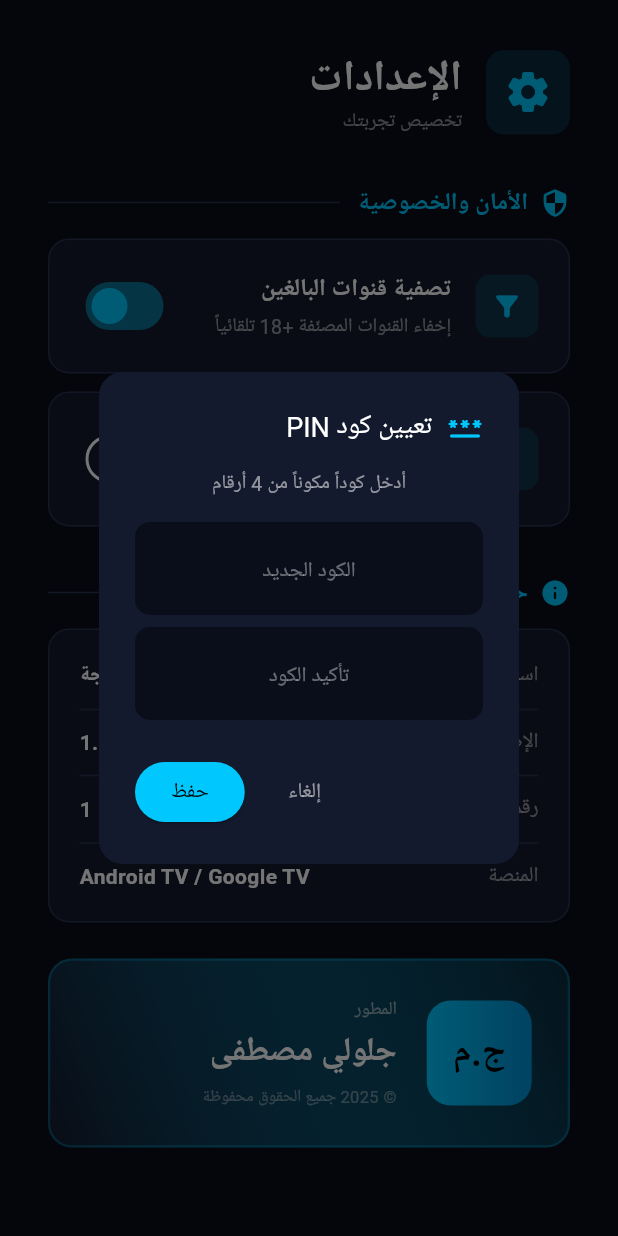
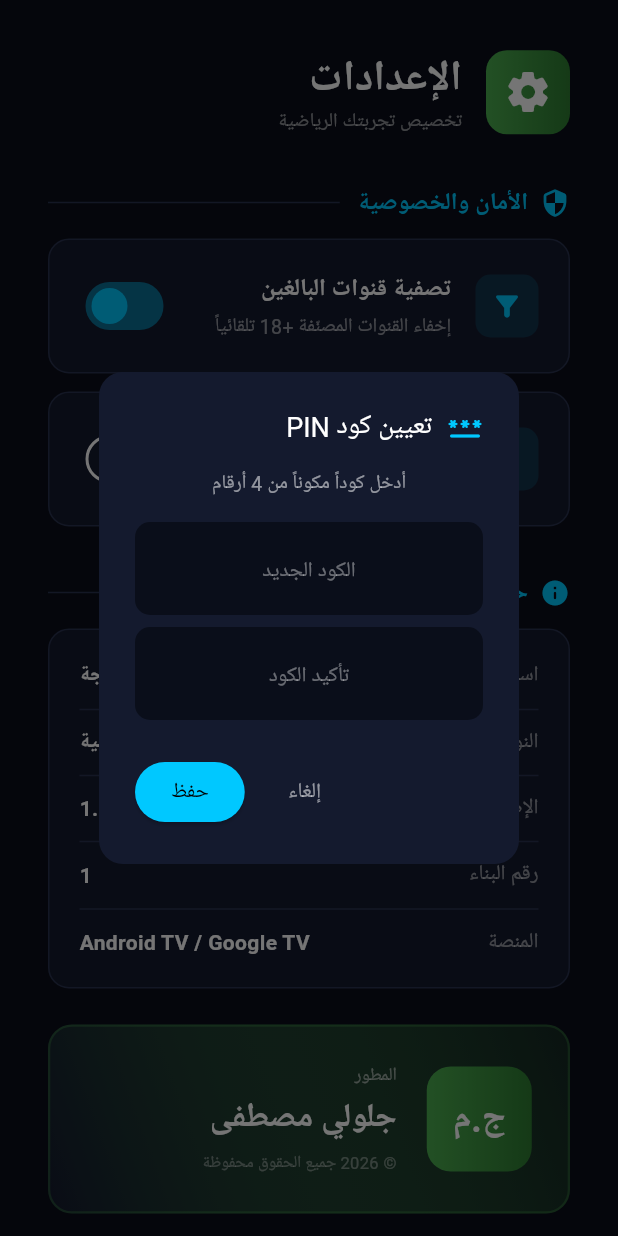
Before and after one commit to aarcmustafa/forja, a Flutter app: the SettingsScreen screen opened directly, after a tap on "تفعيل كود PIN", on a phone screen of 412 x 824 dp. Run offline on Flutter 3.47's test engine with Material 3 defaults, Android fonts, the phone set to English and light mode, and no system bars; our stand-ins replace dio, flutter_riverpod, hive_flutter, shared_preferences; missing offline and left inert: media_kit, media_kit_video; accounts and stored records are empty; network calls fail; Roboto replaces fonts that are missing (Cairo).

Commit message:
Update settings_screen.dart

```diff
--- a/client/lib/features/settings/settings_screen.dart
+++ b/client/lib/features/settings/settings_screen.dart
@@ -8,15 +8,16 @@ import 'package:shared_preferences/shared_preferences.dart';
 // ==========================================================
 class AppInfo {
   static const String appName = 'استيتن فرجة';
+  static const String appSubtitle = 'الرياضية';
   static const String version = '1.0.0';
   static const String buildNumber = '1';
   static const String developer = 'جلولي مصطفى';
   static const String platform = 'Android TV / Google TV';
-  static const String year = '2025';
+  static const String year = '2026';
 }
 
 // ==========================================================
-//  مزود الإعدادات
+//  حالة الإعدادات
 // ==========================================================
 class SettingsState {
   final bool filterAdult;
@@ -97,7 +98,7 @@ final settingsProvider =
   return SettingsNotifier();
 });
 
-/// دالة جاهزة لفحص البالغين
+/// دالة فحص البالغين
 bool isAdultContent(String name, String group) {
   final text = '${name.toLowerCase()} ${group.toLowerCase()}';
   const keywords = [
@@ -137,45 +138,8 @@ class _SettingsScreenState extends ConsumerState<SettingsScreen> {
             child: Column(
               crossAxisAlignment: CrossAxisAlignment.start,
               children: [
-                Row(
-                  children: [
-                    Container(
-                      padding: const EdgeInsets.all(12),
-                      decoration: BoxDecoration(
-                        color: const Color(0xFF00C8FF).withOpacity(0.15),
-                        borderRadius: BorderRadius.circular(12),
-                      ),
-                      child: const Icon(
-                        Icons.settings_rounded,
-                        color: Color(0xFF00C8FF),
-                        size: 32,
-                      ),
-                    ),
-                    const SizedBox(width: 16),
-                    const Column(
-                      crossAxisAlignment: CrossAxisAlignment.start,
-                      children: [
-                        Text(
-                          'الإعدادات',
-                          style: TextStyle(
-                            color: Colors.white,
-                            fontSize: 28,
-                            fontWeight: FontWeight.bold,
-                          ),
-                        ),
-                        Text(
-                          'تخصيص تجربتك',
-                          style: TextStyle(
-                            color: Colors.white54,
-                            fontSize: 13,
-                          ),
-                        ),
-                      ],
-                    ),
-                  ],
-                ),
+                _buildTopTitle(),
                 const SizedBox(height: 32),
-
                 _sectionTitle('الأمان والخصوصية', Icons.security_rounded),
                 const SizedBox(height: 12),
                 _switchTile(
@@ -212,7 +176,6 @@ class _SettingsScreenState extends ConsumerState<SettingsScreen> {
                   ),
                 ],
                 const SizedBox(height: 32),
-
                 _sectionTitle('حول التطبيق', Icons.info_rounded),
                 const SizedBox(height: 12),
                 _infoCard(),
@@ -226,12 +189,55 @@ class _SettingsScreenState extends ConsumerState<SettingsScreen> {
       ),
     );
   }
+
+  // ==========================================================
+  //  العنوان الرئيسي
+  // ==========================================================
+  Widget _buildTopTitle() {
+    return Row(
+      children: [
+        Container(
+          padding: const EdgeInsets.all(12),
+          decoration: BoxDecoration(
+            gradient: const LinearGradient(
+              colors: [Color(0xFF4CAF50), Color(0xFF2E7D32)],
+            ),
+            borderRadius: BorderRadius.circular(14),
+          ),
+          child: const Icon(
+            Icons.settings_rounded,
+            color: Colors.white,
+            size: 32,
+          ),
+        ),
+        const SizedBox(width: 16),
+        const Column(
+          crossAxisAlignment: CrossAxisAlignment.start,
+          children: [
+            Text(
+              'الإعدادات',
+              style: TextStyle(
+                color: Colors.white,
+                fontSize: 28,
+                fontWeight: FontWeight.bold,
+              ),
+            ),
+            Text(
+              'تخصيص تجربتك الرياضية',
+              style: TextStyle(
+                color: Colors.white54,
+                fontSize: 13,
+              ),
+            ),
+          ],
+        ),
+      ],
+    );
   }
 
 // ==========================================================
-//  امتداد لدوال البناء
+//  عناوين الأقسام
 // ==========================================================
-extension _SettingsWidgets on _SettingsScreenState {
 Widget _sectionTitle(String title, IconData icon) {
   return Row(
     children: [
@@ -251,6 +257,9 @@ extension _SettingsWidgets on _SettingsScreenState {
   );
 }
 
+// ==========================================================
+//  Switch Tile
+// ==========================================================
 Widget _switchTile({
   required IconData icon,
   required String title,
@@ -312,6 +321,9 @@ extension _SettingsWidgets on _SettingsScreenState {
   );
 }
 
+// ==========================================================
+//  Action Tile
+// ==========================================================
 Widget _actionTile({
   required IconData icon,
   required String title,
@@ -372,6 +384,9 @@ extension _SettingsWidgets on _SettingsScreenState {
   );
 }
 
+// ==========================================================
+//  معلومات التطبيق
+// ==========================================================
 Widget _infoCard() {
   return Container(
     padding: const EdgeInsets.all(20),
@@ -383,6 +398,8 @@ extension _SettingsWidgets on _SettingsScreenState {
     child: Column(
       children: [
         _infoRow('اسم التطبيق', AppInfo.appName),
+        const Divider(color: Color(0xFF2A3350), height: 24),
+        _infoRow('النوع', AppInfo.appSubtitle),
         const Divider(color: Color(0xFF2A3350), height: 24),
         _infoRow('الإصدار', AppInfo.version),
         const Divider(color: Color(0xFF2A3350), height: 24),
@@ -414,6 +431,9 @@ extension _SettingsWidgets on _SettingsScreenState {
   );
 }
 
+// ==========================================================
+//  بطاقة المطور
+// ==========================================================
 Widget _developerCard() {
   return Container(
     padding: const EdgeInsets.all(24),
@@ -422,13 +442,13 @@ extension _SettingsWidgets on _SettingsScreenState {
         begin: Alignment.topRight,
         end: Alignment.bottomLeft,
         colors: [
-            const Color(0xFF00C8FF).withOpacity(0.15),
+          const Color(0xFF4CAF50).withOpacity(0.15),
           const Color(0xFF141A2E),
         ],
       ),
       borderRadius: BorderRadius.circular(16),
       border: Border.all(
-          color: const Color(0xFF00C8FF).withOpacity(0.3),
+        color: const Color(0xFF4CAF50).withOpacity(0.3),
         width: 1.5,
       ),
     ),
@@ -439,7 +459,7 @@ extension _SettingsWidgets on _SettingsScreenState {
           height: 70,
           decoration: BoxDecoration(
             gradient: const LinearGradient(
-                colors: [Color(0xFF00C8FF), Color(0xFF0090D4)],
+              colors: [Color(0xFF4CAF50), Color(0xFF2E7D32)],
             ),
             borderRadius: BorderRadius.circular(16),
           ),
@@ -447,7 +467,7 @@ extension _SettingsWidgets on _SettingsScreenState {
             child: Text(
               'ج.م',
               style: TextStyle(
-                  color: Colors.black,
+                color: Colors.white,
                 fontSize: 24,
                 fontWeight: FontWeight.bold,
               ),
@@ -487,11 +507,10 @@ extension _SettingsWidgets on _SettingsScreenState {
     ),
   );
 }
-}
+
   // ==========================================================
-//  حوار تعيين كود PIN + دوال مساعدة
+  //  حوار تعيين كود PIN
   // ==========================================================
-extension _SettingsDialogs on _SettingsScreenState {
   Future<void> _showSetPinDialog() async {
     final ctrl = TextEditingController();
     final confirm = TextEditingController();
```
Lines whose indentation alone changed are shown as unchanged.
